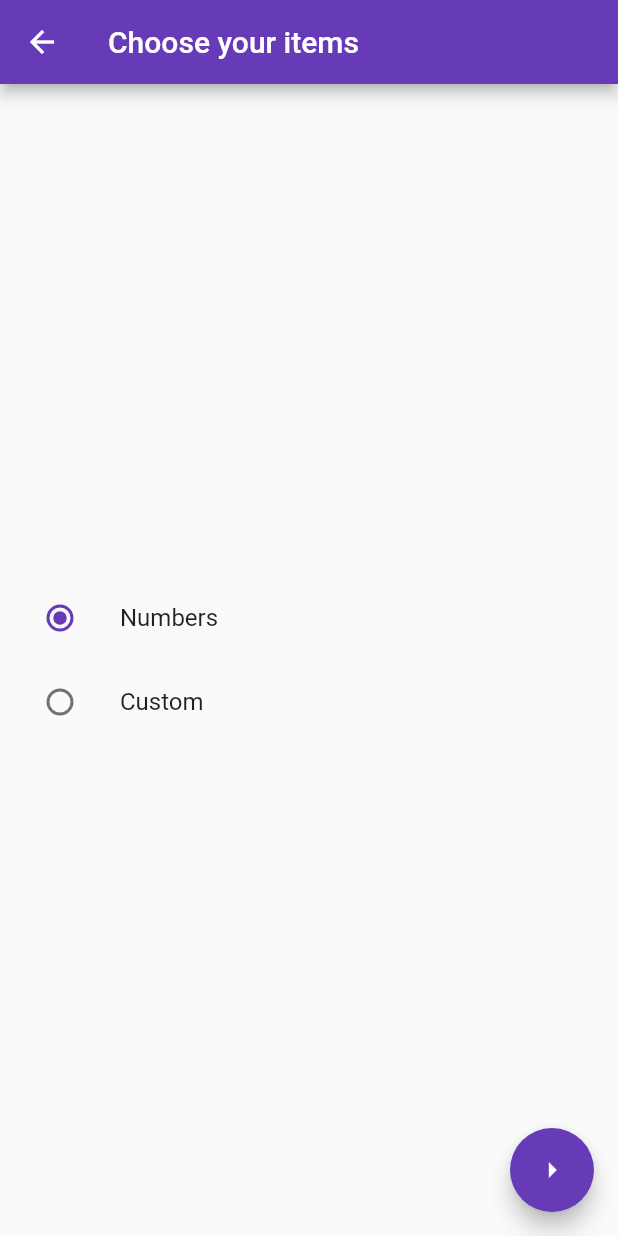
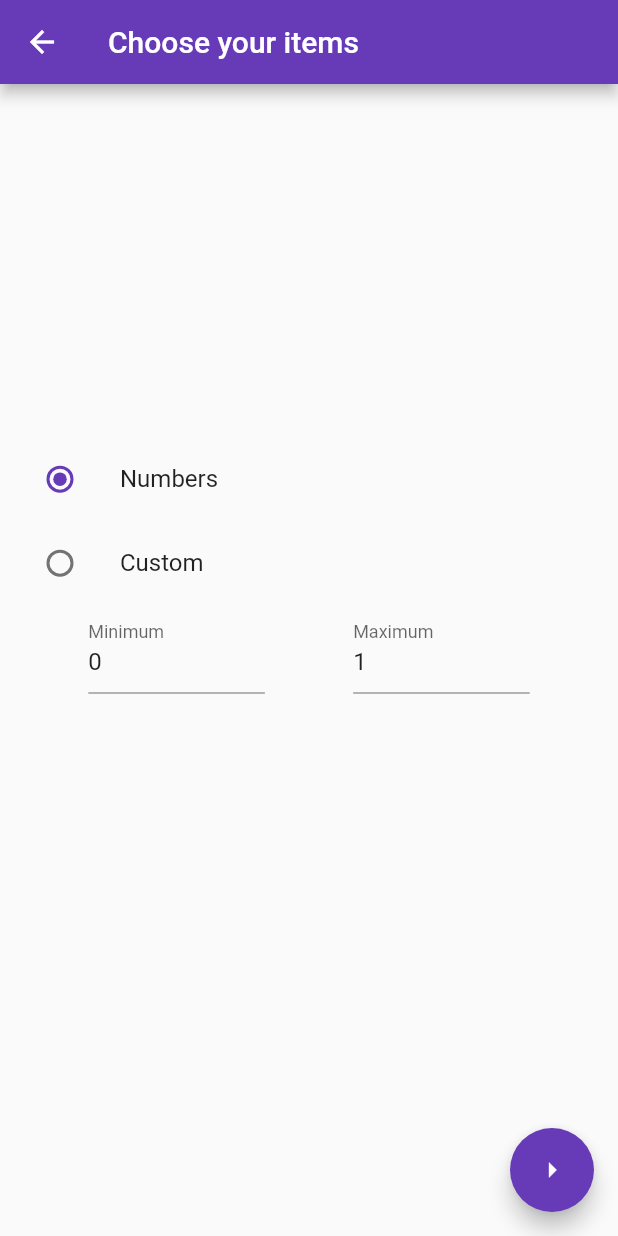
Before and after one commit to Eli017/auto_rng, a Flutter app: the ItemsChoicePage screen opened directly, on a phone screen of 412 x 824 dp. Run offline on Flutter 3.47's test engine with Material 2 defaults, Android fonts, the phone set to English and light mode, and no system bars.

Commit message:
Created number selector in items choice page

```diff
--- a/lib/main.dart
+++ b/lib/main.dart
@@ -1,6 +1,5 @@
 import 'package:auto_rng/pages/items_choice_page.dart';
 import 'package:flutter/material.dart';
-import 'dart:async';
 
 void main() {
   runApp(const MyApp());
--- a/lib/pages/items_choice_page.dart
+++ b/lib/pages/items_choice_page.dart
@@ -23,6 +23,49 @@ enum ItemType {
 
 class _ItemsChoicePageState extends State<ItemsChoicePage> {
   ItemType? itemType = ItemType.number;
+  int? minimumNumber = 0;
+  int? maximumNumber = 1;
+  String? numberErrorMessage;
+  bool isNextButtonEnabled = true;
+
+  //Check if minimum is lower than maximum and vice versa.
+  void validateNumbers () {
+    if (minimumNumber == null || maximumNumber == null) {
+      setState(() => {
+        numberErrorMessage = 'Your numbers are not valid',
+        isNextButtonEnabled = false
+      });
+    } else {
+      if (minimumNumber! > maximumNumber!) {
+        setState(() => {
+          numberErrorMessage = 'Please set minimum number to be lower than the maximum',
+          isNextButtonEnabled = false
+        });
+      } else if (minimumNumber == maximumNumber) {
+        setState(() => {
+          numberErrorMessage = 'Please have these be different numbers',
+          isNextButtonEnabled = false
+        });
+      }
+      else {
+        setState(() => {
+          numberErrorMessage = null,
+          isNextButtonEnabled = true
+        });
+      }
+    }
+  }
+
+  List<int> generateNumberList() {
+    List<int> numbers = [];
+    if (maximumNumber == null) {
+      return numbers;
+    }
+    for (var i = minimumNumber; i! <= maximumNumber!; i++) {
+      numbers.add(i);
+    }
+    return numbers;
+  }
 
   @override
   Widget build(BuildContext context) {
@@ -32,17 +75,15 @@ class _ItemsChoicePageState extends State<ItemsChoicePage> {
       ),
       body: Center(
         child: Column(
-          mainAxisAlignment: MainAxisAlignment.center,
-          children: <Widget>[
+          children: [
+            SizedBox(height: MediaQuery.of(context).size.height/3.5),
             ListTile(
               title: const Text('Numbers'),
               leading: Radio<ItemType>(
                 value: ItemType.number,
                 groupValue: itemType,
                 onChanged: (ItemType? value) {
-                  setState(() {
-                    itemType = value;
-                  });
+                  setState(() => itemType = value);
                 },
               ),
             ),
@@ -52,10 +93,64 @@ class _ItemsChoicePageState extends State<ItemsChoicePage> {
                 value: ItemType.custom,
                 groupValue: itemType,
                 onChanged: (ItemType? value) {
-                  setState(() {
-                    itemType = value;
-                  });
+                  setState(() => itemType = value);
                 },
+              ),
+            ),
+            Row(
+              mainAxisAlignment: MainAxisAlignment.spaceEvenly,
+              children: [
+                const Spacer(
+                  flex: 1,
+                ),
+                Expanded(
+                  flex: 2,
+                  child: Visibility(
+                    visible: (itemType == ItemType.number),
+                    child: TextFormField(
+                      decoration: const InputDecoration(labelText: 'Minimum'),
+                      keyboardType: TextInputType.number,
+                      initialValue: minimumNumber.toString(),
+                      onChanged: (value) {
+                        setState(() => minimumNumber = int.tryParse(value) ?? 0);
+                        validateNumbers();
+                      },
+                    ),
+                  ),
+                ),
+                const Spacer(
+                  flex: 1,
+                ),
+                Expanded(
+                  flex: 2,
+                  child: Visibility(
+                    visible: (itemType == ItemType.number),
+                    child: TextFormField(
+                      decoration: const InputDecoration(labelText: 'Maximum'),
+                      keyboardType: TextInputType.number,
+                      initialValue: maximumNumber.toString(),
+                      onChanged: (value) {
+                        setState(() => maximumNumber = int.tryParse(value) ?? 1);
+                        validateNumbers();
+                      },
+                    ),
+                  ),
+                ),
+                const Spacer(
+                  flex: 1,
+                ),
+              ],
+            ),
+            Padding(
+              padding: const EdgeInsets.all(16.0),
+              child: Visibility(
+                visible: (numberErrorMessage != null && itemType == ItemType.number) ? true : false,
+                child: Text(
+                  numberErrorMessage ?? '',
+                  style: const TextStyle(
+                    color: Colors.red,
+                  ),
+                ),
               ),
             ),
           ],
@@ -63,13 +158,16 @@ class _ItemsChoicePageState extends State<ItemsChoicePage> {
       ),
       floatingActionButton: FloatingActionButton(
         heroTag: 'durationButton',
-        onPressed: () {
+        onPressed: isNextButtonEnabled ? () {
           Navigator.push(context, MaterialPageRoute(builder: (context) =>
-            const RandomizerPage(items: [0, 1, 2, 3],)
+            RandomizerPage(items: generateNumberList(),)
           ));
-        },
+        } : null,
+        backgroundColor: isNextButtonEnabled ? Theme.of(context).primaryColor : Theme.of(context).disabledColor,
         tooltip: 'Go to duration choice page',
-        child: const Icon(Icons.arrow_right),
+        child: const Icon(
+          Icons.arrow_right,
+        ),
       ),
     );
   }
--- a/lib/pages/randomizer_page.dart
+++ b/lib/pages/randomizer_page.dart
@@ -21,7 +21,6 @@ class _RandomizerPageState extends State<RandomizerPage> {
 
   void updateDuration(int duration) {
     setState(() => millisecondDuration = duration);
-    print(millisecondDuration);
   }
 
   @override
```
Also changed, not shown: lib/widgets/randomizer.dart (+6 -5 lines).
